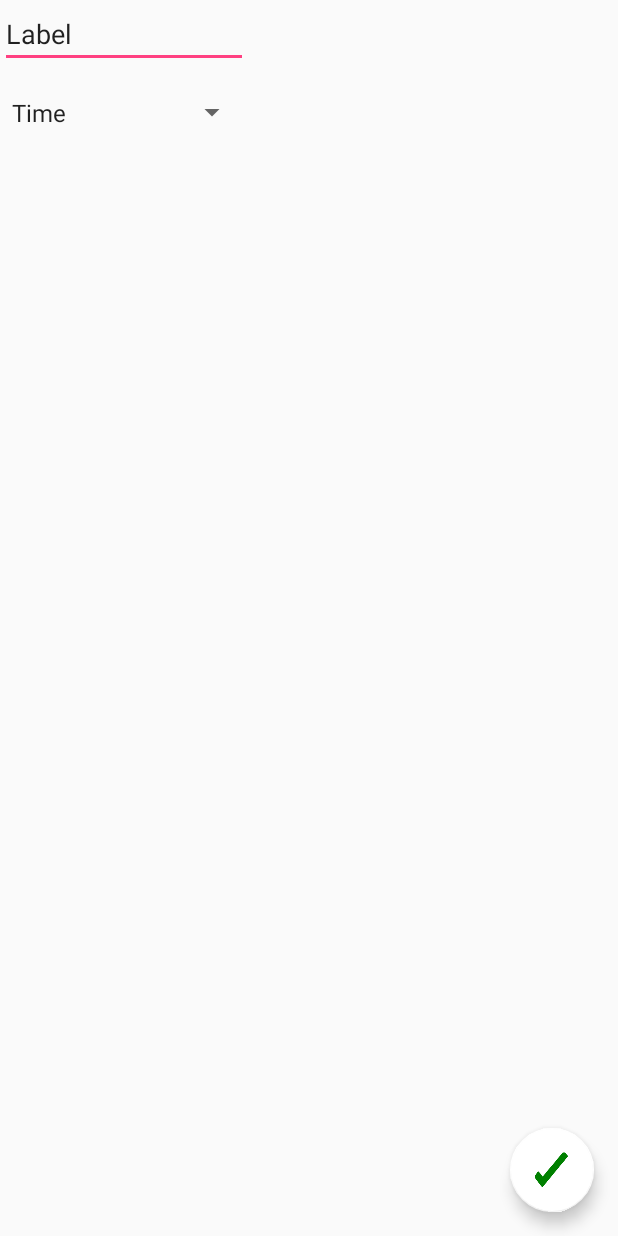
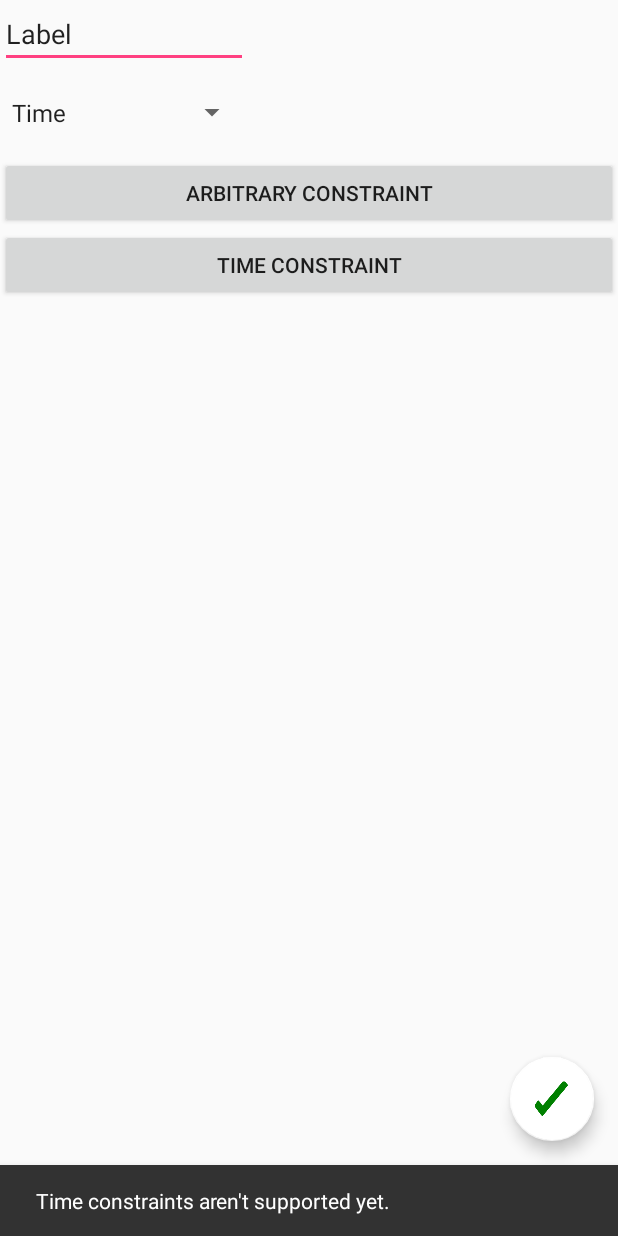
Before and after one commit to robknows/NotificationPal, an Android app: the screen it shows after launch (MainActivity), after a tap on an icon or button, on a phone screen of 412 x 824 dp. Run offline under Robolectric (Android 15) with nearby library versions, the phone set to English and light mode, and no system bars; 3 other taps on this screen came first.

Commit message:
Registry takes a set of constraints now. Added a couple of buttons to the UI in anticipation of a UX change. Some small test refactorings

```diff
--- a/app/src/main/java/com/app/notificationpal/MainActivity.java
+++ b/app/src/main/java/com/app/notificationpal/MainActivity.java
@@ -8,7 +8,10 @@ import android.support.v7.app.AppCompatActivity;
 import android.view.Menu;
 import android.view.MenuItem;
 import android.view.View;
+import android.widget.Button;
 import android.widget.EditText;
+
+import java.util.HashSet;
 
 public class MainActivity extends AppCompatActivity {
     @Override
@@ -18,14 +21,25 @@ public class MainActivity extends AppCompatActivity {
 
         Registry registry = new Registry(new Notifier((NotificationManager) this.getSystemService(NOTIFICATION_SERVICE), this));
 
+        HashSet<Constraint> constraints = new HashSet<>();
+
+        Button arbitraryConstraintButton = (Button) findViewById(R.id.arbitraryConstraintButton);
+        arbitraryConstraintButton.setOnClickListener(view -> constraints.add(new ArbitraryConstraint()));
+
+        Button timeConstraintButton = (Button) findViewById(R.id.timeConstraintButton);
+        timeConstraintButton.setOnClickListener(view -> display(view, "Time constraints aren't supported yet."));
+
         FloatingActionButton submitNotificationButton = (FloatingActionButton) findViewById(R.id.submitNotification);
         submitNotificationButton.setOnClickListener(view -> {
-            Constraint arbitraryConstraint = new ArbitraryConstraint();
-
             String notificationTitle = ((EditText) findViewById(R.id.notificationName)).getText().toString();
 
             if (!registry.contains(notificationTitle)) {
-                registry.registerNotification(notificationTitle, arbitraryConstraint);
+                // Just for now, ensure that the arbitrary constraint is included
+                ArbitraryConstraint arbitraryConstraint = new ArbitraryConstraint();
+                constraints.add(arbitraryConstraint);
+                registry.registerNotification(notificationTitle, constraints);
+
+                // Also just for now
                 arbitraryConstraint.notifySubscribers();
             } else {
                 display(view, "You have already registered a notification with this name.");
--- a/app/src/main/java/com/app/notificationpal/Registry.java
+++ b/app/src/main/java/com/app/notificationpal/Registry.java
@@ -2,6 +2,7 @@ package com.app.notificationpal;
 
 
 import java.util.ArrayList;
+import java.util.Set;
 import java.util.function.Predicate;
 
 public class Registry {
@@ -13,11 +14,9 @@ public class Registry {
         registeredNotifications = new ArrayList<>();
     }
 
-    public void registerNotification(String notificationTitle, Constraint... constraints) {
+    public void registerNotification(String notificationTitle, Set<Constraint> constraints) {
         RegisteredNotification newNotification = new RegisteredNotification(notifier, notificationTitle);
-        for (Constraint constraint : constraints) {
-            newNotification.subscribe(constraint);
-        }
+        constraints.forEach(newNotification::subscribe);
         newNotification.activate();
         registeredNotifications.add(newNotification);
     }
@@ -37,6 +36,11 @@ public class Registry {
     }
 
     public boolean contains(String notificationTitle) {
-        return registeredNotifications.stream().anyMatch(registeredNotification -> notificationTitle.equals(registeredNotification.title));
+        return registeredNotifications.stream().anyMatch(new Predicate<RegisteredNotification>() {
+            @Override
+            public boolean test(RegisteredNotification registeredNotification) {
+                return notificationTitle.equals(registeredNotification.title);
+            }
+        });
     }
 }
--- a/app/src/main/res/layout/activity_main.xml
+++ b/app/src/main/res/layout/activity_main.xml
@@ -27,6 +27,19 @@
             android:layout_width="165dp"
             android:layout_height="59dp"
             android:entries="@array/constraint_types" />
+
+        <Button
+            android:id="@+id/arbitraryConstraintButton"
+            android:layout_width="match_parent"
+            android:layout_height="wrap_content"
+            android:text="Arbitrary Constraint" />
+
+        <Button
+            android:id="@+id/timeConstraintButton"
+            android:layout_width="match_parent"
+            android:layout_height="wrap_content"
+            android:text="Time Constraint" />
+
     </LinearLayout>
 
     <android.support.design.widget.FloatingActionButton
```
Also changed, not shown: 3 other files.
